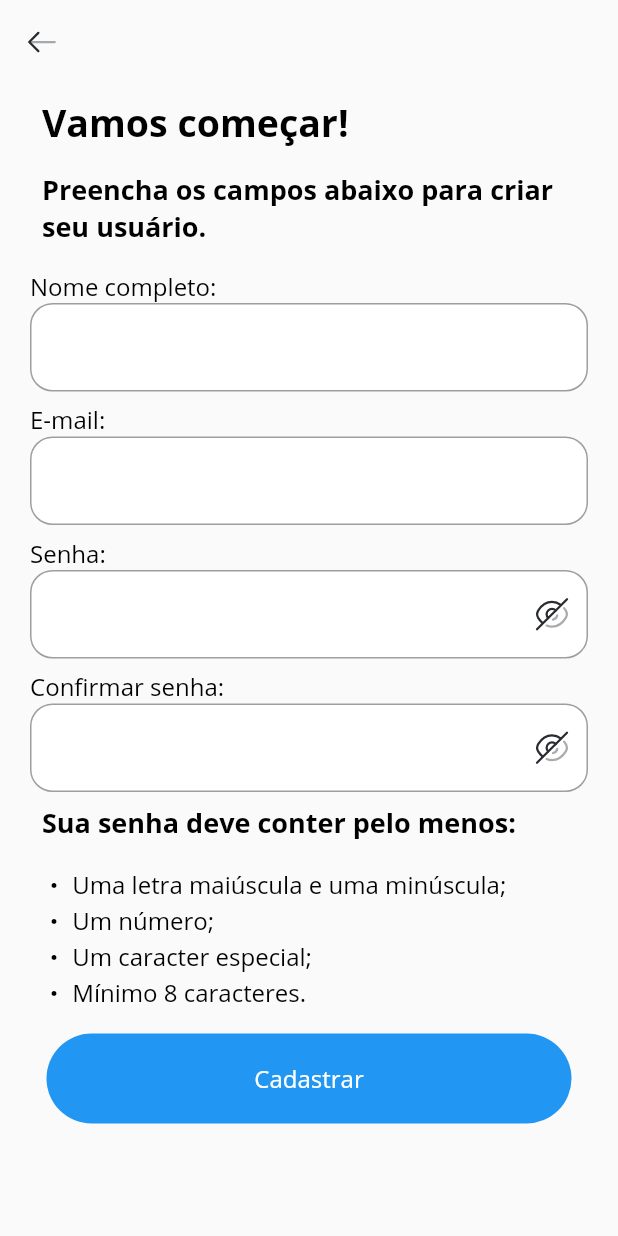
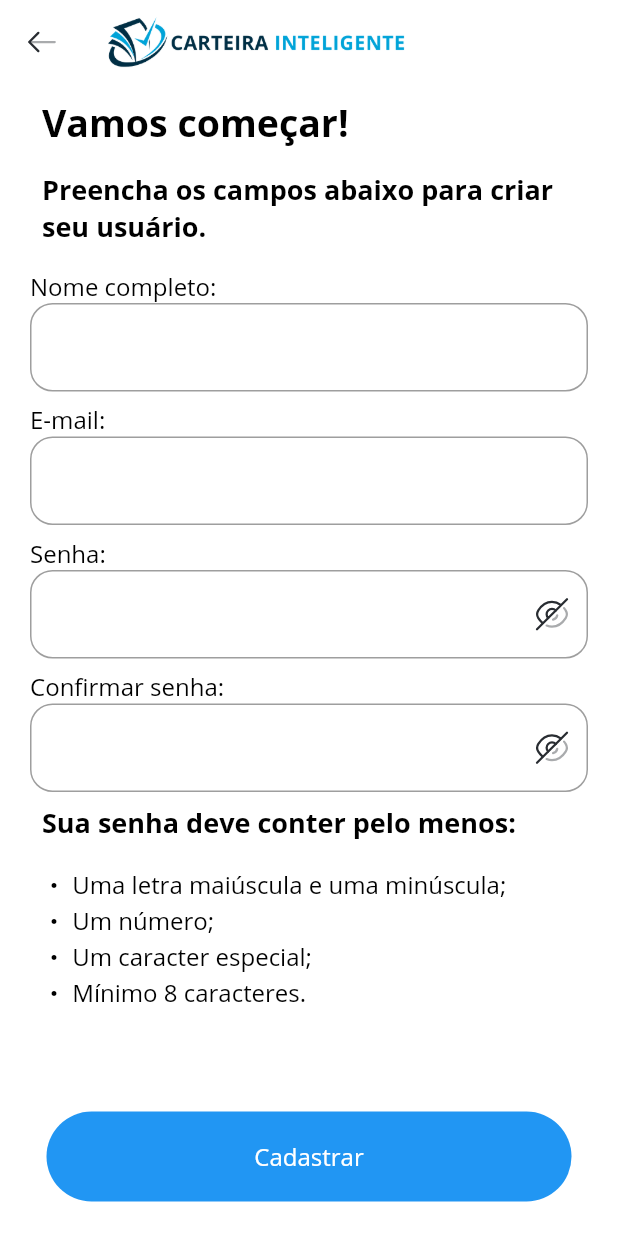
Before and after one commit to Carteira-Inteligente/carteira-inteligente-app, a Flutter app: the CreateUserScreen widget shown alone on an empty page, opened directly with empty values, on a phone screen of 412 x 824 dp. Run offline on Flutter 3.47's test engine with Material 2 defaults, Android fonts, the phone set to English and light mode, and no system bars; our stand-ins replace flutter_svg, fluttertoast.

Commit message:
inclusão dos logos no aplicativo e criação da tela de splash screen

```diff
--- a/lib/constants/constants.dart
+++ b/lib/constants/constants.dart
@@ -56,8 +56,13 @@ const sUser = "assets/svg/user.svg";
 const sWallet = "assets/svg/wallet.svg";
 
 // Images
+const iIconLogo = "assets/images/icon-logo.png";
 const iInitial = "assets/images/initial.jpg";
+const iInvertedLogo = "assets/images/inverted-logo.png";
+const iLinearLogo = "assets/images/linear-logo.png";
 const iLogo = "assets/images/logo.png";
+const iSplash = "assets/images/splash.png";
+const iWhiteLogo = "assets/images/white-logo.png";
 
 // Widgets
 const wInputBorderRadius = BorderRadius.all(Radius.circular(15));
--- a/lib/screens/User/create_user_screen.dart
+++ b/lib/screens/User/create_user_screen.dart
@@ -81,7 +81,7 @@ class _CreateUserScreenState extends State<CreateUserScreen> {
             _submitForm,
           ),
           Column(
-            children: [
+            children: <Widget>[
               Row(
                 children: const <Widget>[
                   SubtitleLabel(
@@ -118,16 +118,12 @@ class _CreateUserScreenState extends State<CreateUserScreen> {
               ),
             ],
           ),
-          Column(
-            children: <Widget>[
-              PrimaryButton(
-                wLargeButtonMinimunSize,
-                "Cadastrar",
-                _submitForm,
-              ),
-            ],
-          )
         ],
+      ),
+      PrimaryButton(
+        wLargeButtonMinimunSize,
+        "Cadastrar",
+        _submitForm,
       ),
     );
   }
--- /dev/null
+++ b/lib/widgets/AppBar/app_bar_leading.dart
@@ -0,0 +1,17 @@
+import 'package:carteira_inteligente_app/constants/constants.dart';
+import 'package:flutter/material.dart';
+import 'package:flutter_svg/flutter_svg.dart';
+
+class AppBarLeading extends StatelessWidget {
+  const AppBarLeading({super.key});
+
+  @override
+  Widget build(BuildContext context) {
+    return IconButton(
+      onPressed: () {
+        Navigator.pop(context);
+      },
+      icon: SvgPicture.asset(sArrowLeft),
+    );
+  }
+}
--- /dev/null
+++ b/lib/widgets/AppBar/app_bar_logo.dart
@@ -0,0 +1,17 @@
+import 'package:carteira_inteligente_app/constants/constants.dart';
+import 'package:flutter/material.dart';
+
+class AppBarLogo extends StatelessWidget {
+  const AppBarLogo({super.key});
+
+  @override
+  Widget build(BuildContext context) {
+    return SizedBox(
+      height: 200,
+      child: Image.asset(
+        iLinearLogo,
+        alignment: Alignment.center,
+      ),
+    );
+  }
+}
--- a/lib/widgets/Containers/form_container.dart
+++ b/lib/widgets/Containers/form_container.dart
@@ -1,42 +1,58 @@
 import 'package:carteira_inteligente_app/constants/constants.dart';
-import 'package:carteira_inteligente_app/themes/dark_status_bar_theme.dart';
+import 'package:carteira_inteligente_app/widgets/AppBar/app_bar_leading.dart';
+import 'package:carteira_inteligente_app/widgets/AppBar/app_bar_logo.dart';
 import 'package:flutter/material.dart';
 import 'package:flutter/services.dart';
 import 'package:flutter_svg/flutter_svg.dart';
 
 class FormContainer extends StatelessWidget {
-  const FormContainer(this.widget, {super.key});
+  const FormContainer(this.bodyWidget, this.bottonButton, {super.key});
 
-  final Widget widget;
+  final Widget bodyWidget;
+  final Widget bottonButton;
 
   @override
   Widget build(BuildContext context) {
     return Scaffold(
       appBar: AppBar(
-        leading: IconButton(
-          onPressed: () {
-            Navigator.pop(context);
-          },
-          icon: SvgPicture.asset(sArrowLeft),
-        ),
+        leading: const AppBarLeading(),
         elevation: 0,
-        backgroundColor: cTransparent,
+        backgroundColor: cWhite,
         iconTheme: const IconThemeData(
           color: cBlack,
         ),
         systemOverlayStyle: SystemUiOverlayStyle.dark,
+        title: const AppBarLogo(),
       ),
-      body: SingleChildScrollView(
-        child: Container(
-          decoration: const BoxDecoration(
-            color: cTransparent,
+      body: Stack(
+        children: <Widget>[
+          Column(
+            children: <Widget>[
+              Expanded(
+                child: SingleChildScrollView(
+                  child: Container(
+                    decoration: const BoxDecoration(color: cWhite),
+                    height: MediaQuery.of(context).size.height,
+                    child: Padding(
+                      padding: const EdgeInsets.symmetric(horizontal: 20.0),
+                      child: bodyWidget,
+                    ),
+                  ),
+                ),
+              ),
+            ],
           ),
-          height: MediaQuery.of(context).size.height,
-          child: Padding(
-            padding: const EdgeInsets.symmetric(horizontal: 20.0),
-            child: widget,
+          Positioned(
+            left: 0,
+            right: 0,
+            bottom: 0,
+            child: Container(
+              decoration: const BoxDecoration(color: cWhite),
+              padding: const EdgeInsets.only(bottom: 15.0),
+              child: bottonButton,
+            ),
           ),
-        ),
+        ],
       ),
     );
   }
```
Also changed, not shown: lib/main.dart (+6 -11 lines), lib/screens/ForgotPassword/forgot_password_screen.dart (+5 -13 lines), lib/screens/Initial/initial_screen.dart (+22 -8 lines), lib/screens/Splash/splash.dart (added, +24 -0 lines), lib/themes/light_status_bar_theme.dart (+5 -4 lines), pubspec.yaml (+7 -1 lines), assets/images/icon-logo.png (added), assets/images/inverted-logo.png (added), assets/images/linear-logo.png (added), assets/images/logo.png (added), assets/images/splash.png (added), assets/images/white-logo.png (added), pubspec.lock, 2 other files.
